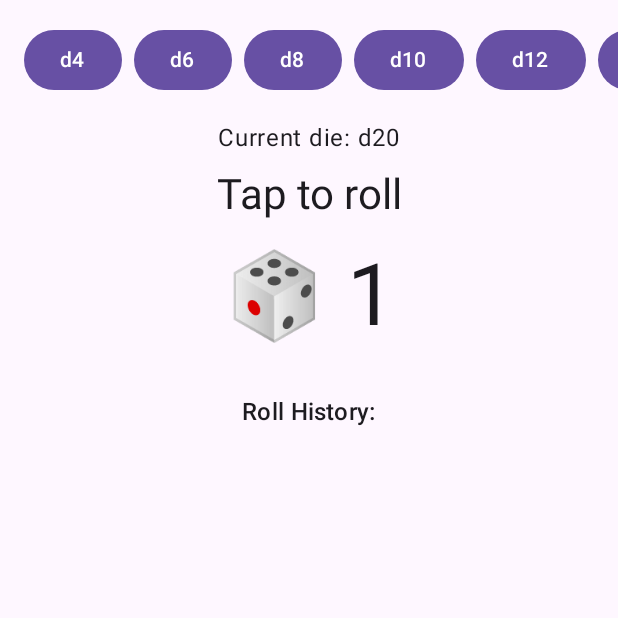
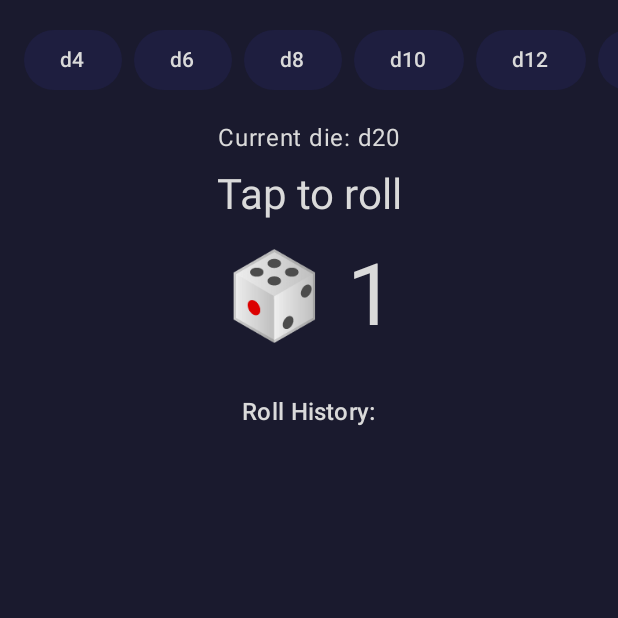
Before and after one commit to Bellasaurusx/PocketDice, an Android app built with Jetpack Compose: the screen it shows after launch (MainActivity), on a phone screen of 412 x 824 dp, the top half of it. Run offline under Robolectric (Android 15) with nearby library versions, the phone set to English and light mode, and no system bars.

Commit message:
added color theme

```diff
--- a/app/src/main/java/com/example/pocketdice/MainActivity.kt
+++ b/app/src/main/java/com/example/pocketdice/MainActivity.kt
@@ -1,5 +1,6 @@
 package com.example.pocketdice
 
+import com.example.pocketdice.ui.theme.CosmicTheme
 import android.os.Bundle
 import androidx.activity.ComponentActivity
 import androidx.activity.compose.setContent
@@ -28,7 +29,7 @@ class MainActivity : ComponentActivity() {
     override fun onCreate(savedInstanceState: Bundle?) {
         super.onCreate(savedInstanceState)
         setContent {
-            MaterialTheme {
+            CosmicTheme {
                 Surface(modifier = Modifier.fillMaxSize()) {
                     DiceRollerScreen()
                 }
--- /dev/null
+++ b/app/src/main/java/com/example/pocketdice/ui/theme/CosmicTheme.kt
@@ -0,0 +1,26 @@
+package com.example.pocketdice.ui.theme
+
+import androidx.compose.material3.*
+import androidx.compose.runtime.Composable
+import androidx.compose.ui.graphics.Color
+
+private val CosmicColorScheme = darkColorScheme(
+    primary = Color(0xFF1E1E3F),
+    secondary = Color(0xFF7B61FF),
+    tertiary = Color(0xFF3EBFA3),
+    background = Color(0xFF0F0F1A),
+    surface = Color(0xFF1A1A2E),
+    onPrimary = Color(0xFFDADADA),
+    onSecondary = Color.Black,
+    onBackground = Color(0xFFDADADA),
+    onSurface = Color(0xFFDADADA)
+)
+
+@Composable
+fun CosmicTheme(content: @Composable () -> Unit) {
+    MaterialTheme(
+        colorScheme = CosmicColorScheme,
+        typography = Typography(), // You can customize this later
+        content = content
+    )
+}
```
